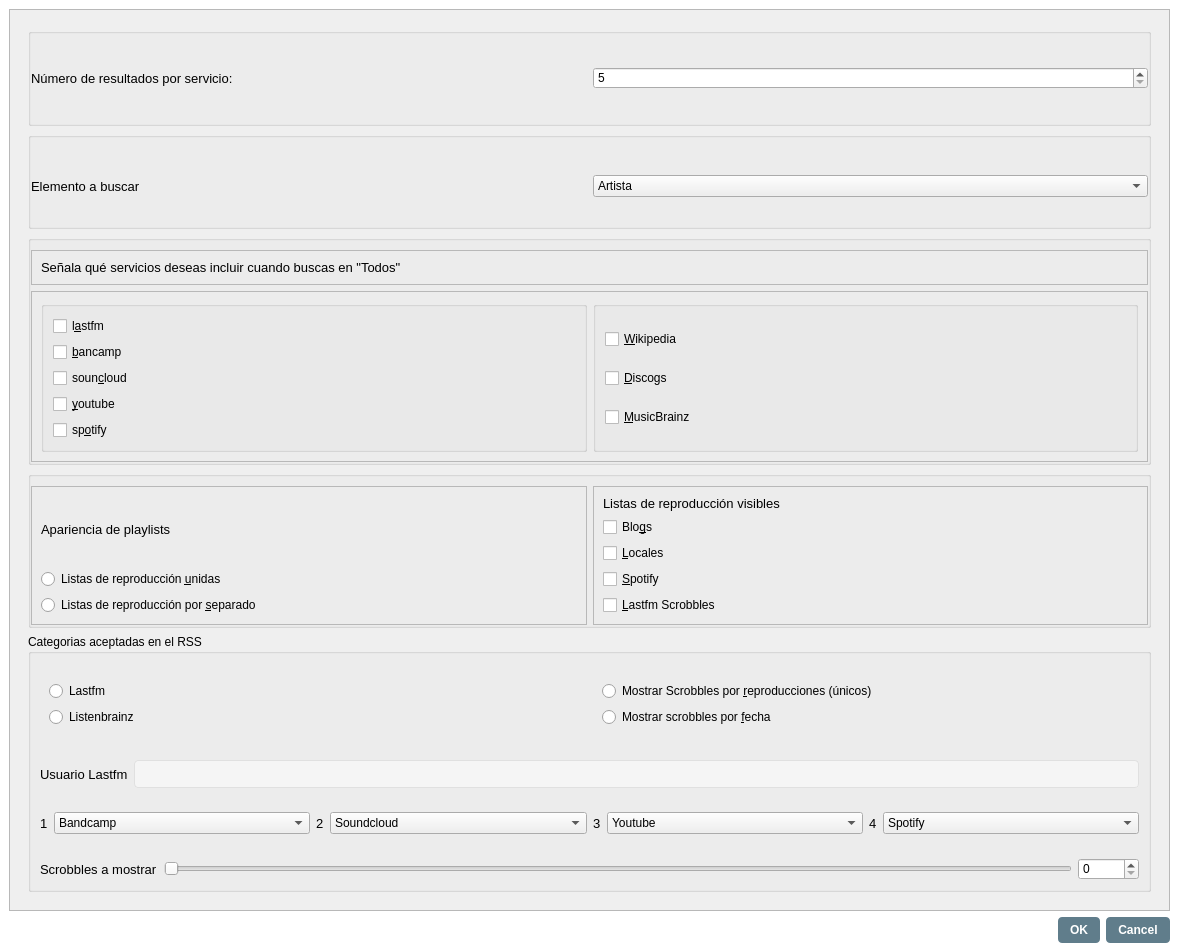
First picture: the form in ui/url_playlist_advanced_settings_dialog.ui, repository volteret4/mfuz, before the edit.
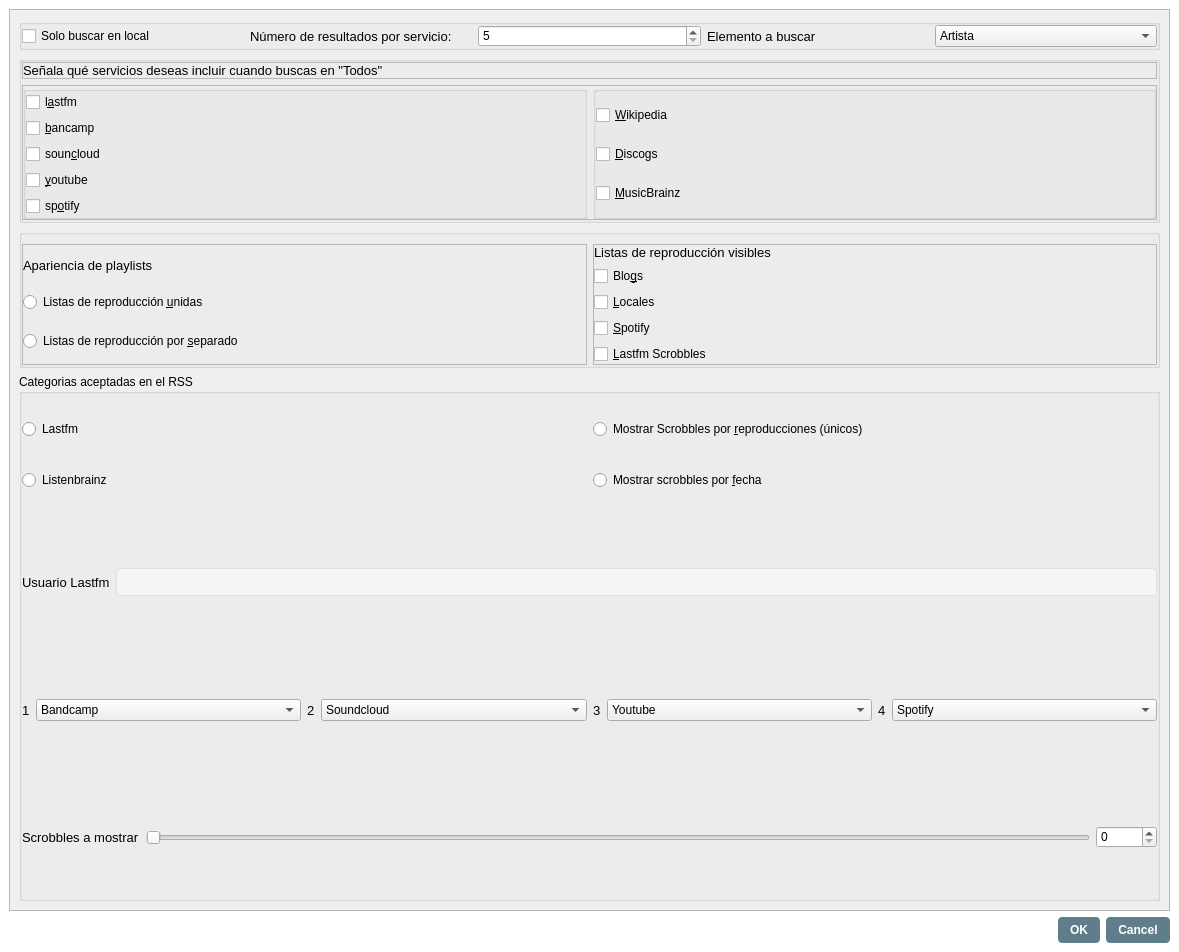
Second picture: the form after the edit. Icons and pictures are not drawn.

Commit message: URL only local funciona a medias

```diff
--- a/ui/url_playlist_advanced_settings_dialog.ui
+++ b/ui/url_playlist_advanced_settings_dialog.ui
@@ -85,16 +85,16 @@
     <number>16</number>
    </property>
    <property name="leftMargin">
-    <number>0</number>
+    <number>9</number>
    </property>
    <property name="topMargin">
-    <number>0</number>
+    <number>9</number>
    </property>
    <property name="rightMargin">
-    <number>0</number>
+    <number>9</number>
    </property>
    <property name="bottomMargin">
-    <number>0</number>
+    <number>9</number>
    </property>
    <item>
     <widget class="QFrame" name="add_sett_frame">
@@ -108,6 +108,18 @@
       <number>0</number>
      </property>
      <layout class="QVBoxLayout" name="verticalLayout_2">
+      <property name="leftMargin">
+       <number>0</number>
+      </property>
+      <property name="topMargin">
+       <number>0</number>
+      </property>
+      <property name="rightMargin">
+       <number>0</number>
+      </property>
+      <property name="bottomMargin">
+       <number>0</number>
+      </property>
       <item>
        <widget class="QScrollArea" name="scrollArea">
         <property name="widgetResizable">
@@ -123,11 +135,29 @@
           </rect>
          </property>
          <layout class="QVBoxLayout" name="verticalLayout">
+          <property name="leftMargin">
+           <number>0</number>
+          </property>
+          <property name="topMargin">
+           <number>0</number>
+          </property>
+          <property name="rightMargin">
+           <number>0</number>
+          </property>
+          <property name="bottomMargin">
+           <number>0</number>
+          </property>
           <item>
            <widget class="QWidget" name="widget_4" native="true">
             <layout class="QVBoxLayout" name="verticalLayout_11">
              <item>
               <widget class="QGroupBox" name="num_servicios">
+               <property name="sizePolicy">
+                <sizepolicy hsizetype="Preferred" vsizetype="Fixed">
+                 <horstretch>0</horstretch>
+                 <verstretch>0</verstretch>
+                </sizepolicy>
+               </property>
                <property name="title">
                 <string/>
                </property>
@@ -144,6 +174,13 @@
                 <property name="bottomMargin">
                  <number>0</number>
                 </property>
+                <item>
+                 <widget class="QCheckBox" name="urlplaylist_only_local">
+                  <property name="text">
+                   <string>Solo buscar en local</string>
+                  </property>
+                 </widget>
+                </item>
                 <item>
                  <widget class="QLabel" name="num_servicios_label">
                   <property name="text">
@@ -161,24 +198,6 @@
                   </property>
                  </widget>
                 </item>
-               </layout>
-              </widget>
-             </item>
-             <item>
-              <widget class="QGroupBox" name="tipo_group">
-               <property name="title">
-                <string/>
-               </property>
-               <layout class="QHBoxLayout" name="horizontalLayout_2">
-                <property name="leftMargin">
-                 <number>0</number>
-                </property>
-                <property name="rightMargin">
-                 <number>0</number>
-                </property>
-                <property name="bottomMargin">
-                 <number>0</number>
-                </property>
                 <item>
                  <widget class="QLabel" name="label">
                   <property name="text">
@@ -215,6 +234,12 @@
              </item>
              <item>
               <widget class="QGroupBox" name="servicios_en_todos">
+               <property name="sizePolicy">
+                <sizepolicy hsizetype="Preferred" vsizetype="Fixed">
+                 <horstretch>0</horstretch>
+                 <verstretch>0</verstretch>
+                </sizepolicy>
+               </property>
                <property name="title">
                 <string/>
                </property>
@@ -222,6 +247,9 @@
                 <property name="leftMargin">
                  <number>0</number>
                 </property>
+                <property name="topMargin">
+                 <number>0</number>
+                </property>
                 <property name="rightMargin">
                  <number>0</number>
                 </property>
@@ -237,6 +265,18 @@
                    <enum>QFrame::Shadow::Raised</enum>
                   </property>
                   <layout class="QHBoxLayout" name="horizontalLayout_3">
+                   <property name="leftMargin">
+                    <number>0</number>
+                   </property>
+                   <property name="topMargin">
+                    <number>0</number>
+                   </property>
+                   <property name="rightMargin">
+                    <number>0</number>
+                   </property>
+                   <property name="bottomMargin">
+                    <number>0</number>
+                   </property>
                    <item>
                     <widget class="QLabel" name="serv_todos_label">
                      <property name="text">
@@ -256,12 +296,36 @@
                    <enum>QFrame::Shadow::Raised</enum>
                   </property>
                   <layout class="QHBoxLayout" name="horizontalLayout_4">
+                   <property name="leftMargin">
+                    <number>0</number>
+                   </property>
+                   <property name="topMargin">
+                    <number>0</number>
+                   </property>
+                   <property name="rightMargin">
+                    <number>0</number>
+                   </property>
+                   <property name="bottomMargin">
+                    <number>0</number>
+                   </property>
                    <item>
                     <widget class="QGroupBox" name="servicios_musica">
                      <property name="title">
                       <string/>
                      </property>
                      <layout class="QVBoxLayout" name="verticalLayout_6">
+                      <property name="leftMargin">
+                       <number>0</number>
+                      </property>
+                      <property name="topMargin">
+                       <number>0</number>
+                      </property>
+                      <property name="rightMargin">
+                       <number>0</number>
+                      </property>
+                      <property name="bottomMargin">
+                       <number>0</number>
+                      </property>
                       <item>
                        <widget class="QCheckBox" name="lastfm_check">
                         <property name="text">
@@ -338,6 +402,18 @@
                       <string/>
                      </property>
                      <layout class="QVBoxLayout" name="verticalLayout_3">
+                      <property name="leftMargin">
+                       <number>0</number>
+                      </property>
+                      <property name="topMargin">
+                       <number>0</number>
+                      </property>
+                      <property name="rightMargin">
+                       <number>0</number>
+                      </property>
+                      <property name="bottomMargin">
+                       <number>0</number>
+                      </property>
                       <item>
                        <widget class="QCheckBox" name="wikipedia_check">
                         <property name="text">
@@ -382,6 +458,12 @@
              </item>
              <item>
               <widget class="QGroupBox" name="apariencia_playlists">
+               <property name="sizePolicy">
+                <sizepolicy hsizetype="Preferred" vsizetype="Fixed">
+                 <horstretch>0</horstretch>
+                 <verstretch>0</verstretch>
+                </sizepolicy>
+               </property>
                <property name="title">
                 <string/>
                </property>
@@ -404,8 +486,26 @@
                    <enum>QFrame::Shadow::Raised</enum>
                   </property>
                   <layout class="QVBoxLayout" name="verticalLayout_7">
+                   <property name="leftMargin">
+                    <number>0</number>
+                   </property>
+                   <property name="topMargin">
+                    <number>0</number>
+                   </property>
+                   <property name="rightMargin">
+                    <number>0</number>
+                   </property>
+                   <property name="bottomMargin">
+                    <number>0</number>
+                   </property>
                    <item>
                     <widget class="QLabel" name="label_2">
+                     <property name="sizePolicy">
+                      <sizepolicy hsizetype="Preferred" vsizetype="Fixed">
+                       <horstretch>0</horstretch>
+                       <verstretch>0</verstretch>
+                      </sizepolicy>
+                     </property>
                      <property name="text">
                       <string>Apariencia de playlists</string>
                      </property>
@@ -437,6 +537,18 @@
                    <enum>QFrame::Shadow::Raised</enum>
                   </property>
                   <layout class="QVBoxLayout" name="verticalLayout_8">
+                   <property name="leftMargin">
+                    <number>0</number>
+                   </property>
+                   <property name="topMargin">
+                    <number>0</number>
+                   </property>
+                   <property name="rightMargin">
+                    <number>0</number>
+                   </property>
+                   <property name="bottomMargin">
+                    <number>0</number>
+                   </property>
                    <item>
                     <widget class="QLabel" name="label_3">
                      <property name="text">
@@ -503,6 +615,9 @@
                 <property name="leftMargin">
                  <number>0</number>
                 </property>
+                <property name="topMargin">
+                 <number>0</number>
+                </property>
                 <property name="rightMargin">
                  <number>0</number>
                 </property>
@@ -512,9 +627,33 @@
                 <item>
                  <widget class="QWidget" name="widget" native="true">
                   <layout class="QHBoxLayout" name="horizontalLayout_6">
+                   <property name="leftMargin">
+                    <number>0</number>
+                   </property>
+                   <property name="topMargin">
+                    <number>0</number>
+                   </property>
+                   <property name="rightMargin">
+                    <number>0</number>
+                   </property>
+                   <property name="bottomMargin">
+                    <number>0</number>
+                   </property>
                    <item>
                     <widget class="QWidget" name="agents" native="true">
                      <layout class="QVBoxLayout" name="verticalLayout_9">
+                      <property name="leftMargin">
+                       <number>0</number>
+                      </property>
+                      <property name="topMargin">
+                       <number>0</number>
+                      </property>
+                      <property name="rightMargin">
+                       <number>0</number>
+                      </property>
+                      <property name="bottomMargin">
+                       <number>0</number>
+                      </property>
                       <item>
                        <widget class="QRadioButton" name="lastfm_agent">
                         <property name="text">
@@ -543,6 +682,18 @@
                    <item>
                     <widget class="QWidget" name="mostrar_scrobbles" native="true">
                      <layout class="QVBoxLayout" name="verticalLayout_10">
+                      <property name="leftMargin">
+                       <number>0</number>
+                      </property>
+                      <property name="topMargin">
+                       <number>0</number>
+                      </property>
+                      <property name="rightMargin">
+                       <number>0</number>
+                      </property>
+                      <property name="bottomMargin">
+                       <number>0</number>
+                      </property>
                       <item>
                        <widget class="QRadioButton" name="scrobbles_reproducciones">
                         <property name="text">
@@ -566,6 +717,18 @@
                 <item>
                  <widget class="QWidget" name="usuario_widget" native="true">
                   <layout class="QHBoxLayout" name="horizontalLayout_10">
+                   <property name="leftMargin">
+                    <number>0</number>
+                   </property>
+                   <property name="topMargin">
+                    <number>0</number>
+                   </property>
+                   <property name="rightMargin">
+                    <number>0</number>
+                   </property>
+                   <property name="bottomMargin">
+                    <number>0</number>
+                   </property>
                    <item>
                     <widget class="QLabel" name="usuario_label">
                      <property name="text">
@@ -586,6 +749,18 @@
                 <item>
                  <widget class="QWidget" name="widget_3" native="true">
                   <layout class="QHBoxLayout" name="horizontalLayout_8">
+                   <property name="leftMargin">
+                    <number>0</number>
+                   </property>
+                   <property name="topMargin">
+                    <number>0</number>
+                   </property>
+                   <property name="rightMargin">
+                    <number>0</number>
+                   </property>
+                   <property name="bottomMargin">
+                    <number>0</number>
+                   </property>
                    <item>
                     <widget class="QLabel" name="prim_label">
                      <property name="sizePolicy">
@@ -813,6 +988,18 @@
                 <item>
                  <widget class="QWidget" name="widget_2" native="true">
                   <layout class="QHBoxLayout" name="horizontalLayout_7">
+                   <property name="leftMargin">
+                    <number>0</number>
+                   </property>
+                   <property name="topMargin">
+                    <number>0</number>
+                   </property>
+                   <property name="rightMargin">
+                    <number>0</number>
+                   </property>
+                   <property name="bottomMargin">
+                    <number>0</number>
+                   </property>
                    <item>
                     <widget class="QLabel" name="scrobbles_mostrados">
                      <property name="text">
```
The commit also changes 6 other files.
